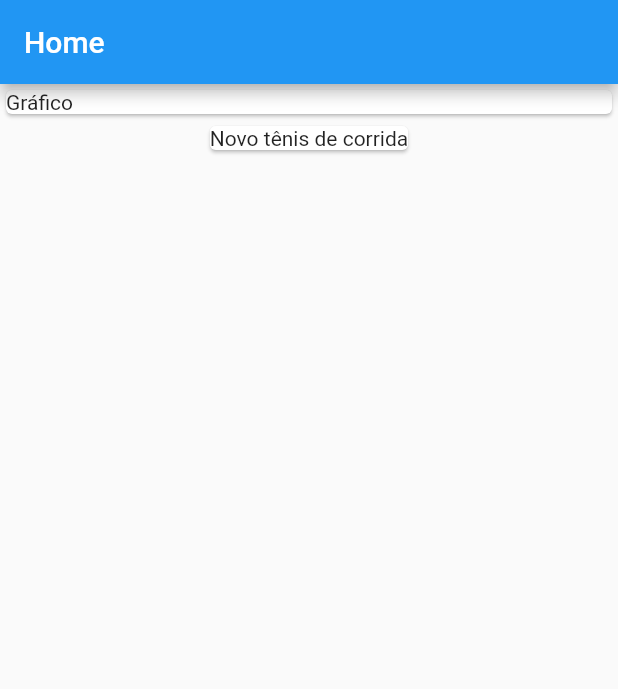
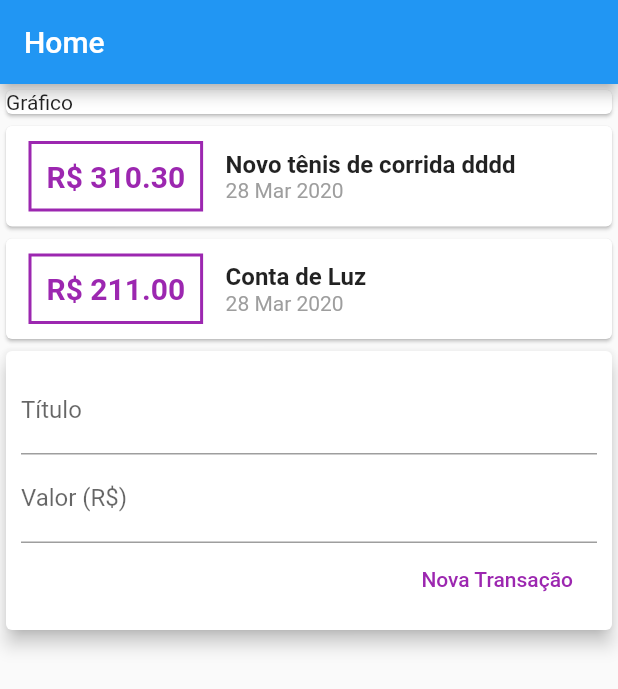
Before and after one commit to Luccasoli/flutter_expenses, a Flutter app: the screen it shows after launch, on a phone screen of 412 x 824 dp. Shown: the top 689 px of the screen. Run offline on Flutter 3.47's test engine with Material 2 defaults, Android fonts, the phone set to English and light mode, and no system bars.

```diff
--- a/lib/main.dart
+++ b/lib/main.dart
@@ -1,5 +1,6 @@
 import 'package:expenses/models/Transaction.dart';
 import 'package:flutter/material.dart';
+import 'package:intl/intl.dart';
 
 main(List<String> args) {
   runApp(
@@ -17,13 +18,19 @@ class ExpensesApp extends StatelessWidget {
 }
 
 class Home extends StatelessWidget {
-  final List<Transaction> _transactions = [
+  final _transactions = [
     Transaction(
       id: '1',
-      title: 'Novo tênis de corrida',
+      title: 'Novo tênis de corrida dddd',
       value: 310.30,
       date: DateTime.now(),
-    )
+    ),
+    Transaction(
+      id: '2',
+      title: 'Conta de Luz',
+      value: 211,
+      date: DateTime.now(),
+    ),
   ];
 
   @override
@@ -32,24 +39,99 @@ class Home extends StatelessWidget {
       appBar: AppBar(
         title: Text('Home'),
       ),
-      body: Column(
+      body: SingleChildScrollView(
+        child: Column(
           crossAxisAlignment: CrossAxisAlignment.stretch,
           children: <Widget>[
+            // Gráfico
             Card(
               child: Text('Gráfico'),
             ),
+            // Lista de Despesas
             Column(
-            children: _transactions
-                .map(
-                  (e) => Card(
-                    child: Text(
-                      e.title,
+              children: _transactions.map((transaction) {
+                return Card(
+                  child: Row(
+                    children: <Widget>[
+                      // Valor
+                      Container(
+                        margin: EdgeInsets.symmetric(
+                          horizontal: 15,
+                          vertical: 10,
+                        ),
+                        decoration: BoxDecoration(
+                          border: Border.all(
+                            color: Colors.purple,
+                            width: 2,
                           ),
                         ),
-                )
-                .toList(),
-          )
+                        padding: EdgeInsets.all(10),
+                        child: Text(
+                          'R\$ ${transaction.value.toStringAsFixed(2)}',
+                          style: TextStyle(
+                            fontWeight: FontWeight.bold,
+                            fontSize: 20,
+                            color: Colors.purple,
+                          ),
+                        ),
+                      ),
+                      Expanded(
+                        child: Column(
+                          crossAxisAlignment: CrossAxisAlignment.start,
+                          children: <Widget>[
+                            Text(
+                              transaction.title,
+                              style: TextStyle(
+                                fontWeight: FontWeight.bold,
+                                fontSize: 16,
+                              ),
+                            ),
+                            Text(
+                              DateFormat('dd MMM y').format(transaction.date),
+                              style: TextStyle(
+                                color: Colors.grey,
+                              ),
+                            ),
                           ],
+                        ),
+                      ),
+                    ],
+                  ),
+                );
+              }).toList(),
+            ),
+            Card(
+              elevation: 5,
+              child: Padding(
+                padding: const EdgeInsets.all(10.0),
+                child: Column(
+                  children: <Widget>[
+                    TextField(
+                      decoration: InputDecoration(
+                        labelText: 'Título',
+                      ),
+                    ),
+                    TextField(
+                      decoration: InputDecoration(
+                        labelText: 'Valor (R\$)',
+                      ),
+                    ),
+                    Row(
+                      mainAxisAlignment: MainAxisAlignment.end,
+                      children: <Widget>[
+                        FlatButton(
+                          child: Text('Nova Transação'),
+                          onPressed: () {},
+                          textColor: Colors.purple,
+                        ),
+                      ],
+                    ),
+                  ],
+                ),
+              ),
+            ),
+          ],
+        ),
       ),
     );
   }
--- a/lib/models/Transaction.dart
+++ b/lib/models/Transaction.dart
@@ -1,4 +1,4 @@
-import 'package:flutter/foundation.dart';
+import 'package:flutter/widgets.dart';
 
 class Transaction {
   final String id;
--- a/pubspec.yaml
+++ b/pubspec.yaml
@@ -19,6 +19,7 @@ environment:
 dependencies:
   flutter:
     sdk: flutter
+  intl: ^0.16.1
 
 
   # The following adds the Cupertino Icons font to your application.
```
Also changed, not shown: pubspec.lock. Lines whose indentation alone changed are shown as unchanged.
